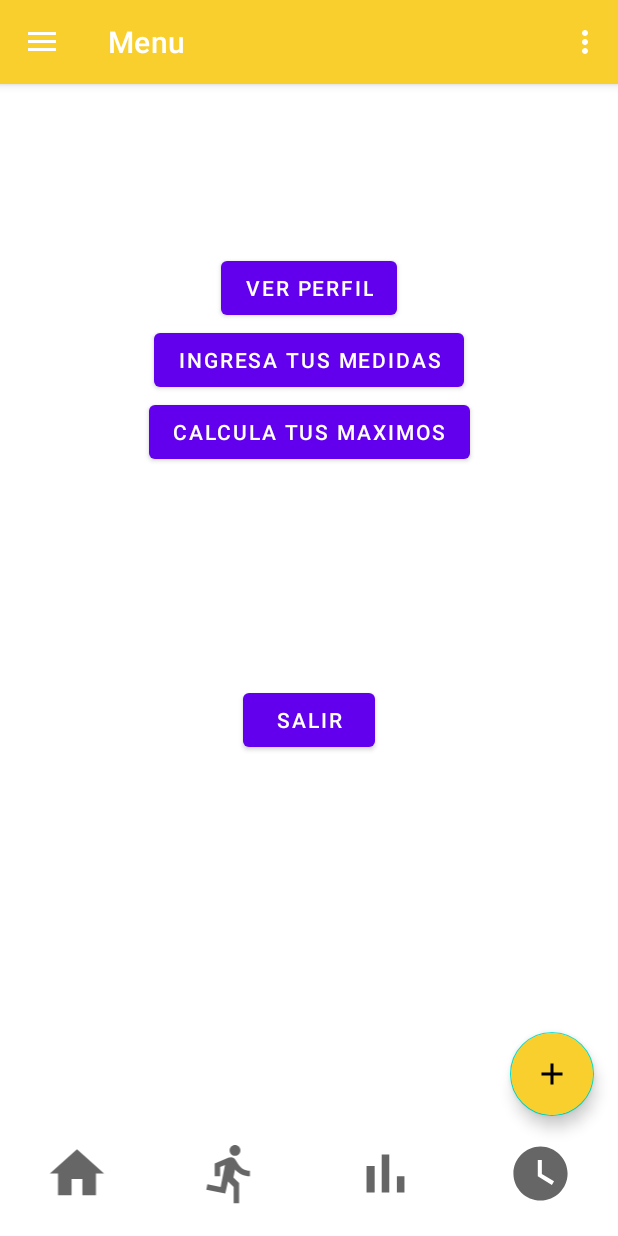
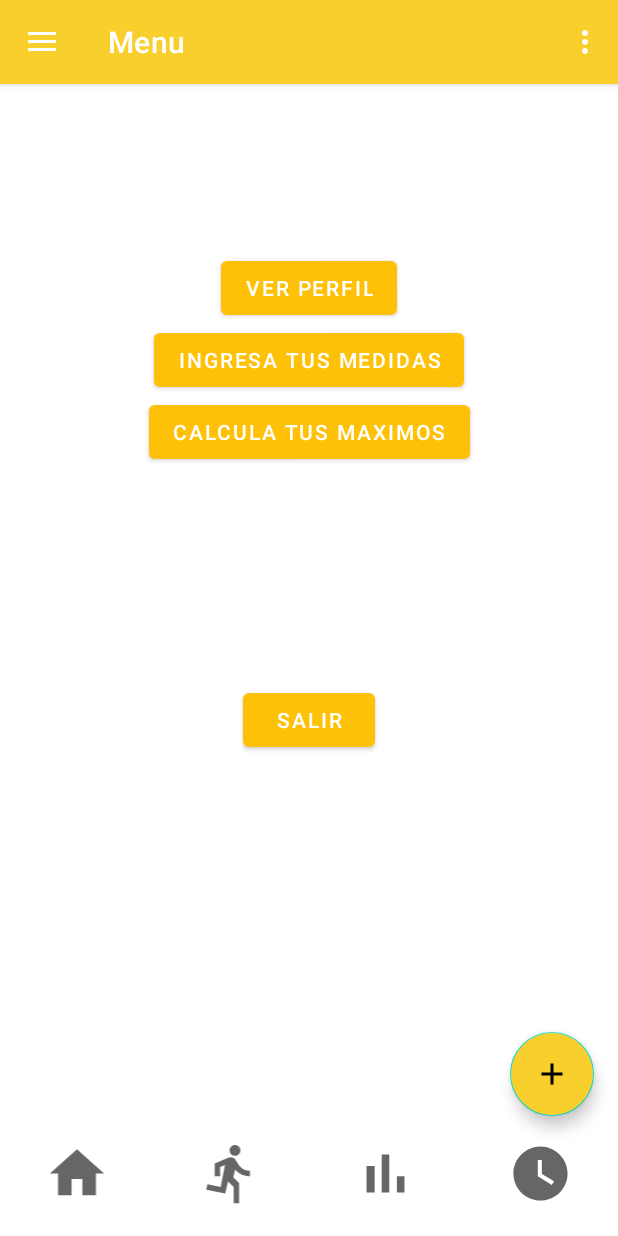
Before and after one commit to danielavelosar/training-for-gym-app, an Android app: the MainActivity screen opened directly, with no data from a screen before it, in the side drawer, after a tap on "Menu", on a phone screen of 412 x 824 dp. Run offline under Robolectric (Android 15) with nearby library versions, the phone set to English and light mode, and no system bars; our stand-ins replace navigation-ui.

Commit message:
version_luis

```diff
--- a/app/src/main/AndroidManifest.xml
+++ b/app/src/main/AndroidManifest.xml
@@ -16,7 +16,7 @@
         android:label="@string/app_name"
         android:roundIcon="@mipmap/ic_launcher_round"
         android:supportsRtl="true"
-        android:theme="@style/Theme.TrackingForGym">
+        android:theme="@style/Theme.AppCompat.DayNight.NoActionBar">
         <activity
             android:name=".Registro"
             android:exported="true" />
--- a/app/src/main/java/com/example/trackingforgym/MainActivity.java
+++ b/app/src/main/java/com/example/trackingforgym/MainActivity.java
@@ -63,7 +63,7 @@ public class MainActivity extends AppCompatActivity {
         NavigationUI.setupActionBarWithNavController(this, navController, mAppBarConfiguration);
         NavigationUI.setupWithNavController(navigationView, navController);
 
-        setElements();
+        //setElements();
         setInfNavButtons();
     }
 
@@ -122,7 +122,7 @@ public class MainActivity extends AppCompatActivity {
         System.out.println("de vuelta");
     }
 
-    //tal vez este el error
+    /*
     public void setElements(){
         Button ir_crear_ejercicio=(Button) findViewById(R.id.btnCrearEjercicio);
         ir_crear_ejercicio.setOnClickListener(new View.OnClickListener() {
@@ -133,6 +133,7 @@ public class MainActivity extends AppCompatActivity {
             }
         });
     }
+    */
 
     public void definirSession(){
         System.out.println("abriendo login");
--- a/app/src/main/res/values-night/themes.xml
+++ b/app/src/main/res/values-night/themes.xml
@@ -4,11 +4,11 @@
         <!-- Primary brand color. -->
         <item name="colorPrimary">@color/purple_200</item>
         <item name="colorPrimaryVariant">@color/purple_700</item>
-        <item name="colorOnPrimary">@color/black</item>
+        <item name="colorOnPrimary">@color/amarillo_Base</item>
         <!-- Secondary brand color. -->
         <item name="colorSecondary">@color/teal_200</item>
         <item name="colorSecondaryVariant">@color/teal_200</item>
-        <item name="colorOnSecondary">@color/black</item>
+        <item name="colorOnSecondary">@color/amarillo_Base</item>
         <!-- Status bar color. -->
         <item name="android:statusBarColor" tools:targetApi="l">?attr/colorPrimaryVariant</item>
         <!-- Customize your theme here. -->
--- a/app/src/main/res/values/colors.xml
+++ b/app/src/main/res/values/colors.xml
@@ -1,8 +1,8 @@
 <?xml version="1.0" encoding="utf-8"?>
 <resources>
-    <color name="purple_200">#FFBB86FC</color>
-    <color name="purple_500">#FF6200EE</color>
-    <color name="purple_700">#FF3700B3</color>
+    <color name="purple_200">#FFC107</color>
+    <color name="purple_500">#FFC107</color>
+    <color name="purple_700">#FFC107</color>
     <color name="teal_200">#FF03DAC5</color>
     <color name="teal_700">#FF018786</color>
     <color name="black">#FF000000</color>
```
Also changed, not shown: app/src/main/res/layout/activity_login.xml (+21 -2 lines).
